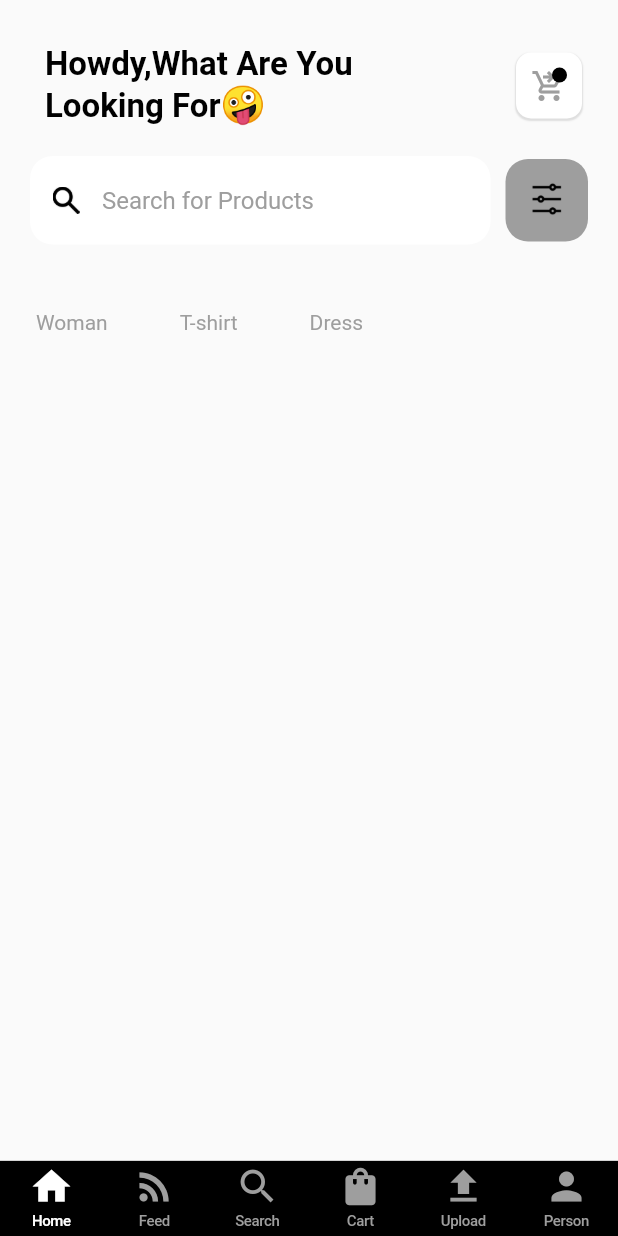
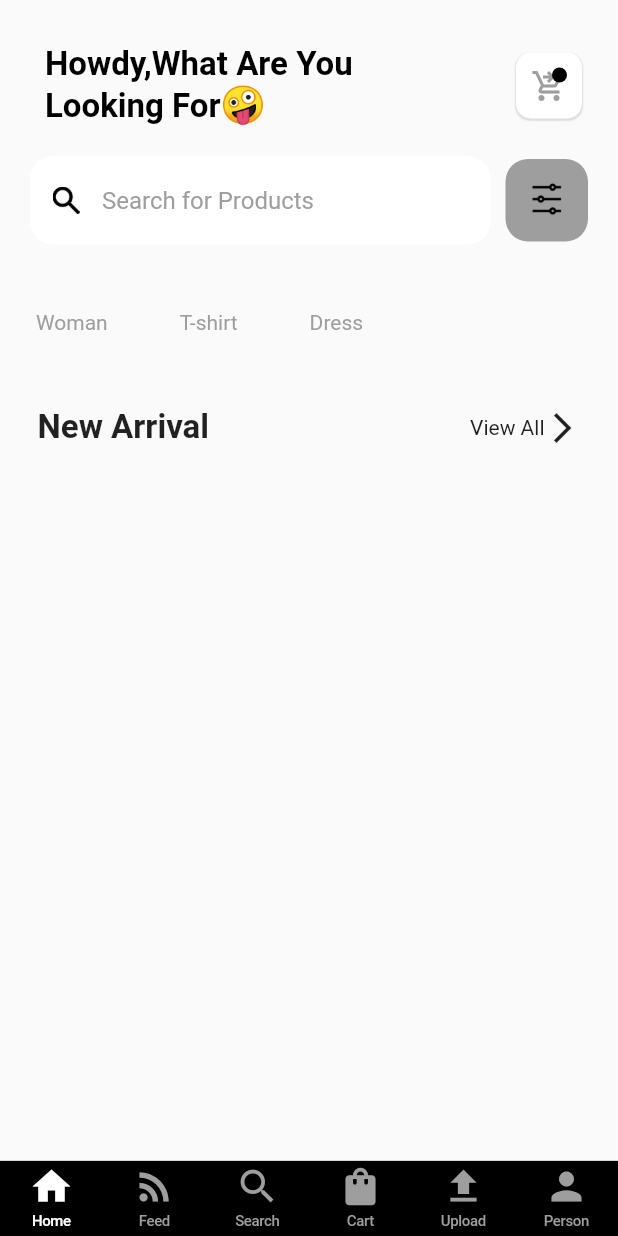
Before and after one commit to Max2535/ecommerce_app, a Flutter app: the screen it shows after launch, on a phone screen of 412 x 824 dp. Run offline on Flutter 3.47's test engine with Material 2 defaults, Android fonts, the phone set to English and light mode, and no system bars; our stand-ins replace cloud_firestore, firebase_auth, firebase_core, firebase_storage, image_picker; accounts and stored records are empty.

Commit message:
Product New Arrival

```diff
--- a/lib/views/screens/home_screen.dart
+++ b/lib/views/screens/home_screen.dart
@@ -1,3 +1,4 @@
+import 'package:ecommerce_app/views/screens/widget/category_list.dart';
 import 'package:ecommerce_app/views/screens/widget/custom_app_bar.dart';
 import 'package:ecommerce_app/views/screens/widget/serch_input.dart';
 import 'package:ecommerce_app/views/screens/widget/teg_list.dart';
@@ -13,6 +14,7 @@ class HomeScreen extends StatelessWidget {
         CustomAppBar(),
         SearchInput(),
         TagList(),
+        CategoryList(),
       ]),
     );
   }
--- /dev/null
+++ b/lib/views/screens/widget/category_list.dart
@@ -0,0 +1,39 @@
+import 'package:flutter/material.dart';
+
+class CategoryList extends StatelessWidget {
+  const CategoryList({Key? key}) : super(key: key);
+
+  @override
+  Widget build(BuildContext context) {
+    return Container(
+      padding: EdgeInsets.symmetric(
+        horizontal: 25,
+        vertical: 25,
+      ),
+      child: Row(
+        mainAxisAlignment: MainAxisAlignment.spaceBetween,
+        children: [
+          Text(
+            'New Arrival',
+            style: TextStyle(
+              fontSize: 22,
+              fontWeight: FontWeight.bold,
+            ),
+          ),
+          Row(
+            children: [
+              Text(
+                'View All',
+              ),
+              Container(
+                child: Icon(
+                  Icons.arrow_forward_ios,
+                ),
+              ),
+            ],
+          ),
+        ],
+      ),
+    );
+  }
+}
```
